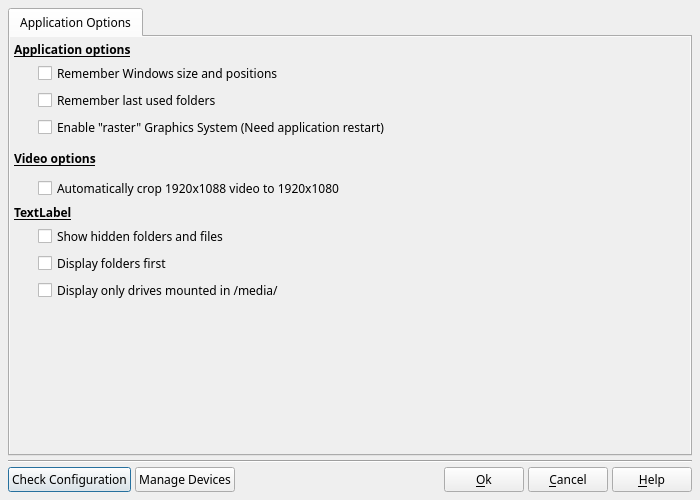
boenki/ffdiaporama, file src/ffDiaporamaMMFiler/DlgApplicationSettings.ui: the form before one commit.
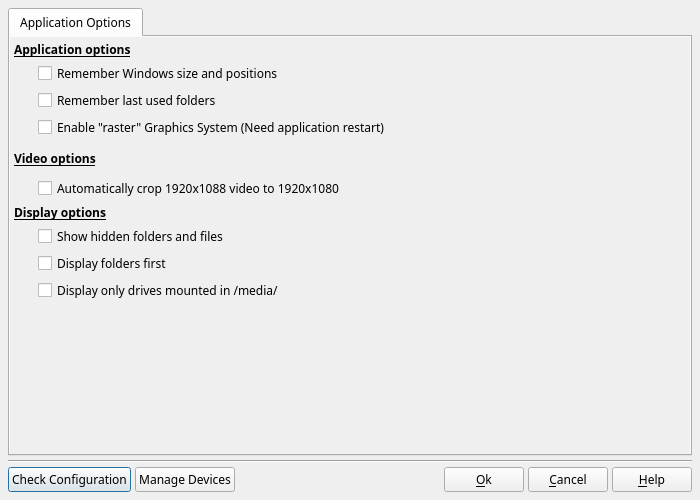
The form after the commit. Icons and pictures are not drawn.

The edit to the form file:
```diff
--- a/src/ffDiaporamaMMFiler/DlgApplicationSettings.ui
+++ b/src/ffDiaporamaMMFiler/DlgApplicationSettings.ui
@@ -73,8 +73,8 @@
            <rect>
             <x>0</x>
             <y>0</y>
-            <width>676</width>
-            <height>416</height>
+            <width>680</width>
+            <height>408</height>
            </rect>
           </property>
           <layout class="QGridLayout" name="gridLayout">
@@ -174,7 +174,7 @@
               </font>
              </property>
              <property name="text">
-              <string>TextLabel</string>
+              <string>Display options</string>
              </property>
             </widget>
            </item>
```
